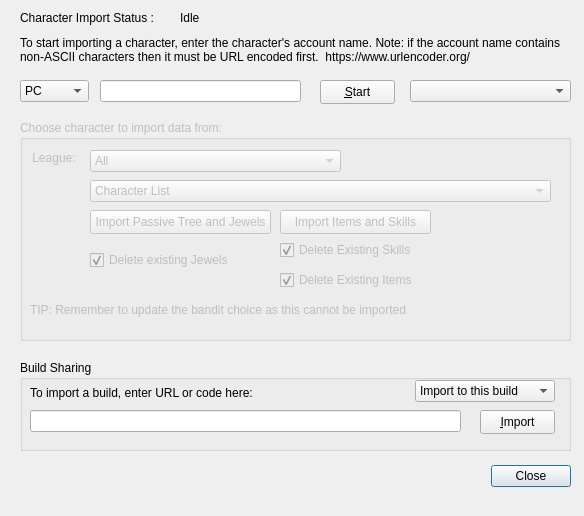
Above: Assets/dlgImport.ui from PathOfBuildingCommunity/PathOfBuilding-Python before the change. Below: the same form after it.
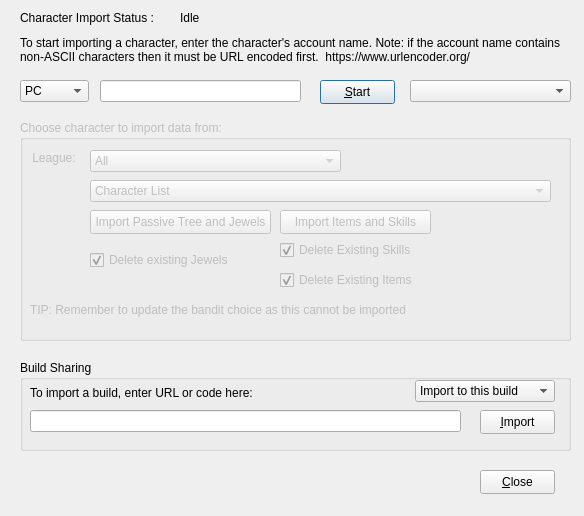
That is the form after the change.

Commit message: Start the import dialog

```diff
--- a/Assets/dlgImport.ui
+++ b/Assets/dlgImport.ui
@@ -13,22 +13,6 @@
   <property name="windowTitle">
    <string>Character Import</string>
   </property>
-  <widget class="QDialogButtonBox" name="buttonBox">
-   <property name="geometry">
-    <rect>
-     <x>230</x>
-     <y>460</y>
-     <width>341</width>
-     <height>32</height>
-    </rect>
-   </property>
-   <property name="orientation">
-    <enum>Qt::Horizontal</enum>
-   </property>
-   <property name="standardButtons">
-    <set>QDialogButtonBox::Close</set>
-   </property>
-  </widget>
   <widget class="QLabel" name="label_Import">
    <property name="geometry">
     <rect>
@@ -360,6 +344,19 @@
     </property>
    </widget>
   </widget>
+  <widget class="QPushButton" name="btn_Close">
+   <property name="geometry">
+    <rect>
+     <x>480</x>
+     <y>470</y>
+     <width>75</width>
+     <height>24</height>
+    </rect>
+   </property>
+   <property name="text">
+    <string>&amp;Close</string>
+   </property>
+  </widget>
  </widget>
  <resources/>
  <connections>
```
Left out of the diff: 51 changed lines with no effect on the pictures. The commit also changes 7 other files.
